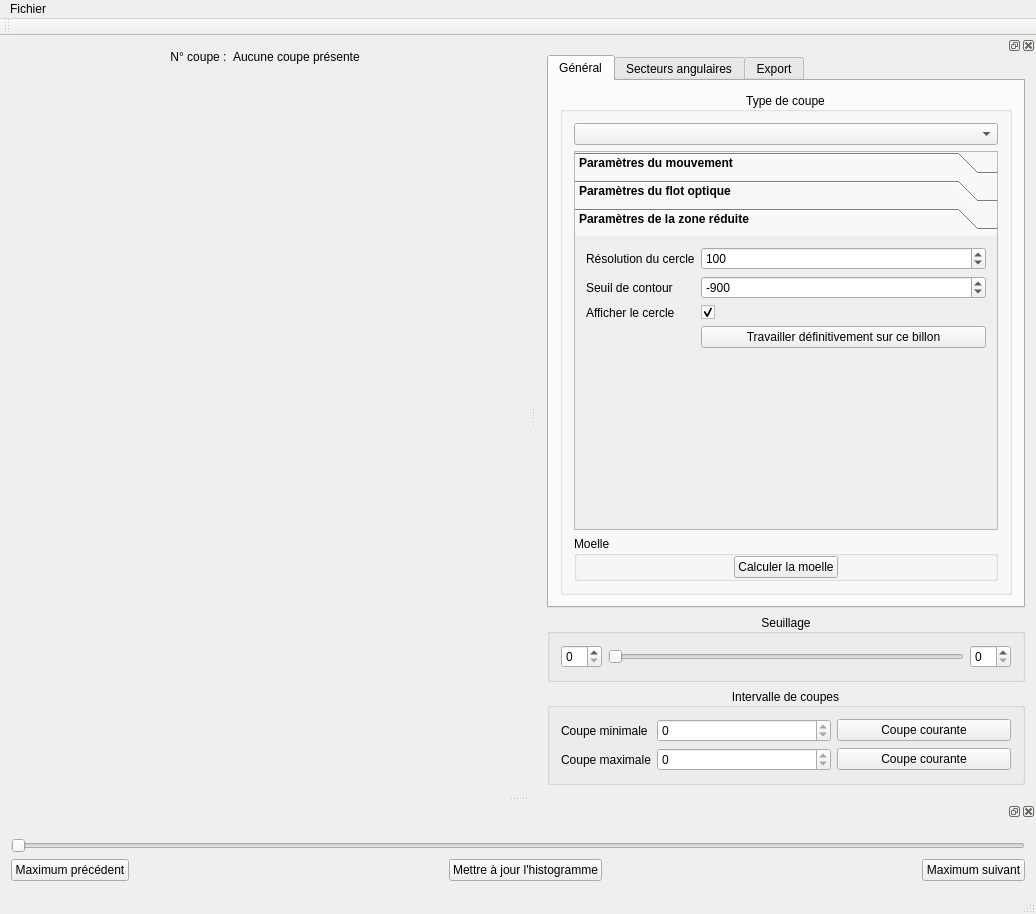
Qt form ui/mainwindow.ui (akrah/TKDetection) before a commit.
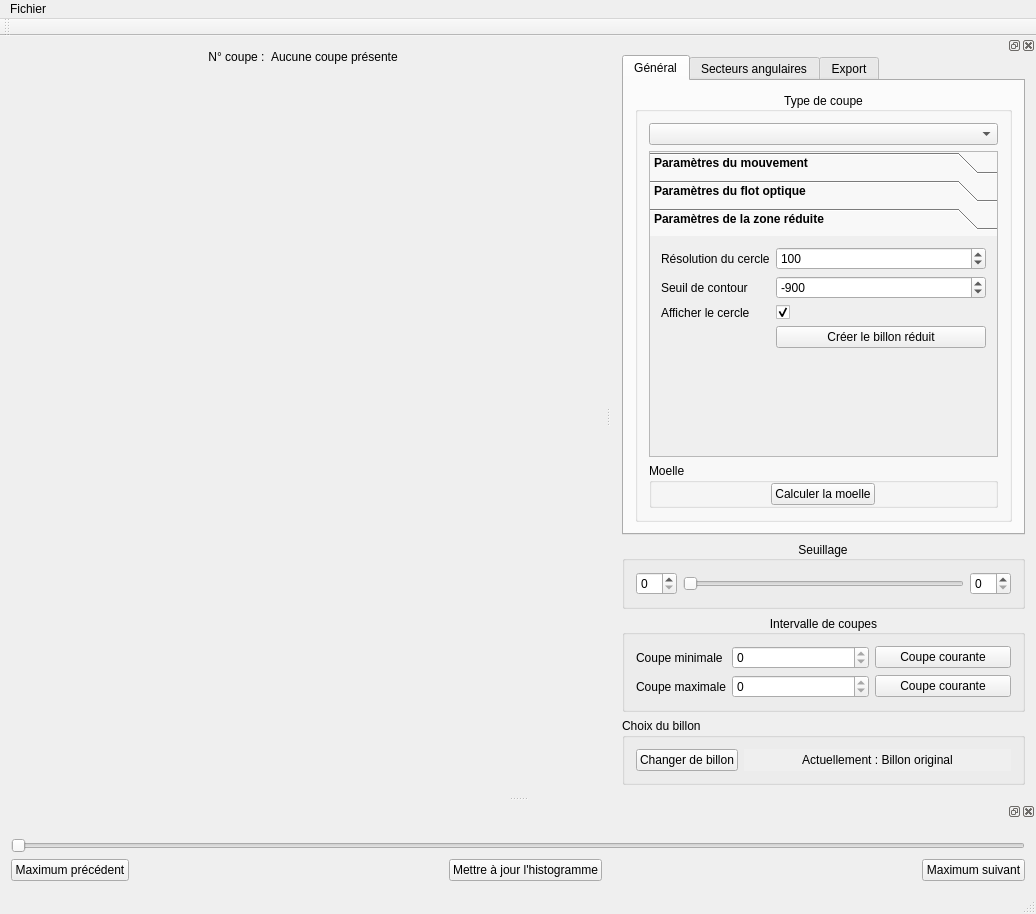
The same form after that commit. The open tabs and pages were chosen to show the change. Custom widgets are drawn as their Qt base class.

Commit message: Possibilité de d'utiliser le billon original ou restreint.

```diff
--- a/ui/mainwindow.ui
+++ b/ui/mainwindow.ui
@@ -104,7 +104,7 @@
           <rect>
            <x>0</x>
            <y>0</y>
-           <width>515</width>
+           <width>590</width>
            <height>660</height>
           </rect>
          </property>
@@ -171,7 +171,7 @@
   <widget class="QDockWidget" name="dockWidget_2">
    <property name="minimumSize">
     <size>
-     <width>500</width>
+     <width>425</width>
      <height>708</height>
     </size>
    </property>
@@ -470,8 +470,8 @@
                 <rect>
                  <x>0</x>
                  <y>0</y>
-                 <width>432</width>
-                 <height>194</height>
+                 <width>316</width>
+                 <height>138</height>
                 </rect>
                </property>
                <attribute name="label">
@@ -583,7 +583,7 @@
                    </font>
                   </property>
                   <property name="text">
-                   <string>Travailler définitivement sur ce billon</string>
+                   <string>Créer le billon réduit</string>
                   </property>
                  </widget>
                 </item>
@@ -1013,6 +1013,35 @@
        </layout>
       </widget>
      </item>
+     <item>
+      <widget class="QGroupBox" name="groupBox_4">
+       <property name="title">
+        <string>Choix du billon</string>
+       </property>
+       <layout class="QFormLayout" name="formLayout_9">
+        <item row="0" column="1">
+         <widget class="QLabel" name="_labelBillonUsed">
+          <property name="autoFillBackground">
+           <bool>true</bool>
+          </property>
+          <property name="text">
+           <string>Actuellement : Billon original</string>
+          </property>
+          <property name="alignment">
+           <set>Qt::AlignCenter</set>
+          </property>
+         </widget>
+        </item>
+        <item row="0" column="0">
+         <widget class="QPushButton" name="_buttonChangeBillonUsed">
+          <property name="text">
+           <string>Changer de billon</string>
+          </property>
+         </widget>
+        </item>
+       </layout>
+      </widget>
+     </item>
     </layout>
    </widget>
   </widget>
```
Left out of the diff: 6 changed lines with no effect on the pictures. The commit also changes 7 other files.
